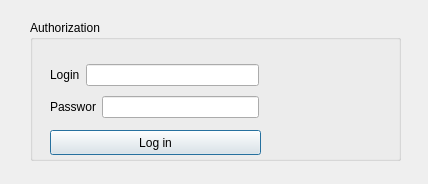
Old version of the form Project/loginwindow.ui in the repository icefantik/Course_project.
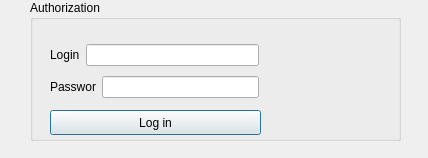
New version of the form.

```diff
--- a/Project/loginwindow.ui
+++ b/Project/loginwindow.ui
@@ -7,7 +7,7 @@
     <x>0</x>
     <y>0</y>
     <width>428</width>
-    <height>184</height>
+    <height>158</height>
    </rect>
   </property>
   <property name="windowTitle">
@@ -17,7 +17,7 @@
    <property name="geometry">
     <rect>
      <x>30</x>
-     <y>20</y>
+     <y>0</y>
      <width>371</width>
      <height>141</height>
     </rect>
@@ -38,7 +38,7 @@
      <string>Log in</string>
     </property>
    </widget>
-   <widget class="QWidget" name="">
+   <widget class="QWidget" name="layoutWidget">
     <property name="geometry">
      <rect>
       <x>20</x>
```
